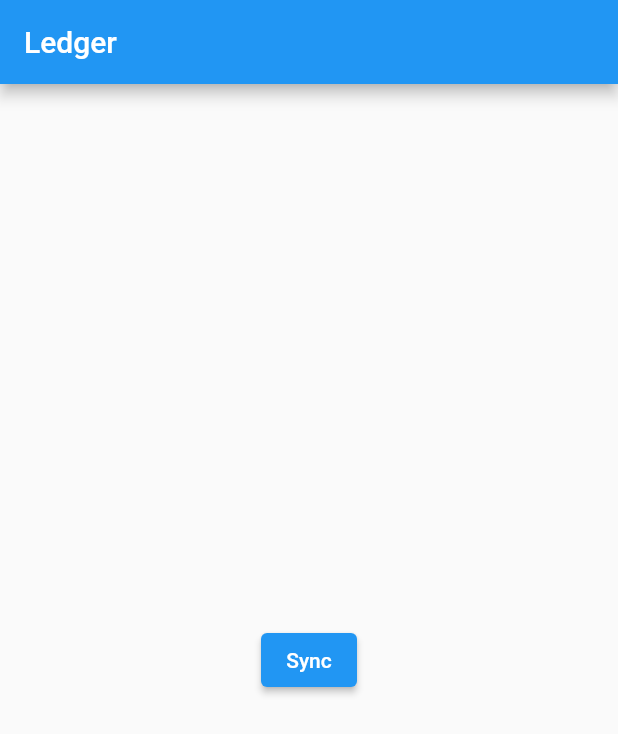
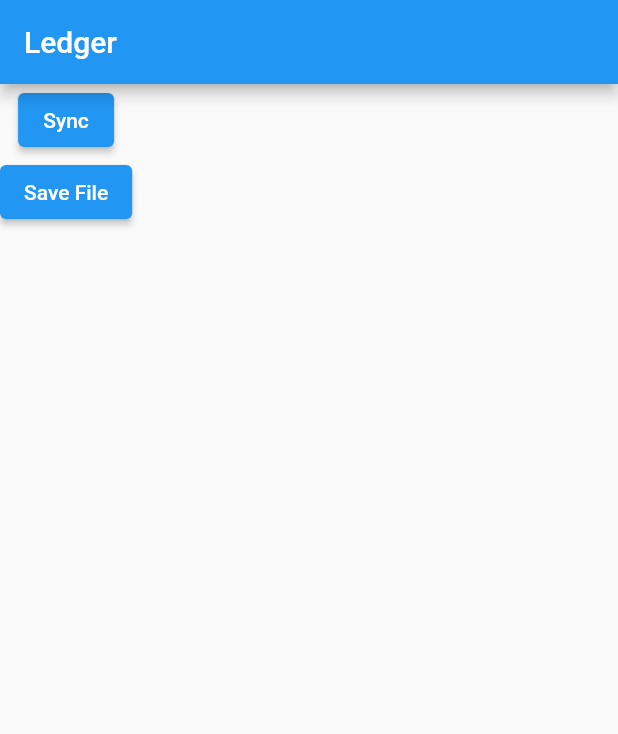
Before and after one commit to Avendo07/ledger, a Flutter app: the screen it shows after launch, on a phone screen of 412 x 824 dp. Shown: the top 734 px of the screen. Run offline on Flutter 3.47's test engine with Material 2 defaults, Android fonts, the phone set to English and light mode, and no system bars; our stand-ins replace file_picker, permission_handler; missing offline and left inert: excel, flutter_sms_inbox.

```diff
--- a/lib/main.dart
+++ b/lib/main.dart
@@ -1,5 +1,6 @@
 import 'package:flutter/material.dart';
 import 'package:flutter_sms_inbox/flutter_sms_inbox.dart';
+import 'package:ledger/services/excel_service/excel_service.dart';
 import 'package:ledger/services/message_service/service.dart';
 import 'package:permission_handler/permission_handler.dart';
 
@@ -45,12 +46,15 @@ class _HomePageState extends State<HomePage> {
           title: Text(widget.title),
         ),
         body: !buttonPressed
-            ? Center(
-                child: ElevatedButton(
-                    onPressed: () async {
-                      syncMessages();
-                    },
-                    child: Text("Sync")),
+            ? Column(
+                children: [
+                  ElevatedButton(
+                      onPressed: () async => syncMessages(),
+                      child: Text("Sync")),
+                  ElevatedButton(
+                      onPressed: () => ExcelService.saveToExcel(),
+                      child: Text("Save File"))
+                ],
               )
             : !synced
                 ? CircularProgressIndicator()
@@ -59,8 +63,10 @@ class _HomePageState extends State<HomePage> {
                         .map((message) => ListTile(
                               leading: Text(message.id.toString()),
                               title: Text(message.sender ?? ""),
-                              trailing: Text(message.date.toString(),),
-                              subtitle: Text(message.body??""),
+                              trailing: Text(
+                                message.date.toString(),
+                              ),
+                              subtitle: Text(message.body ?? ""),
                             ))
                         .toList(),
                   ));
--- a/pubspec.yaml
+++ b/pubspec.yaml
@@ -39,6 +39,8 @@ dependencies:
   hive_flutter: ^1.1.0
   flutter_sms_inbox: ^1.0.1
   permission_handler: ^10.0.2
+  excel: ^2.0.0-null-safety-3
+  file_picker: ^5.2.0+1
 
 dev_dependencies:
   integration_test:
```
Also changed, not shown: lib/services/excel_service/excel_service.dart (added, +23 -0 lines), pubspec.lock, 1 other file.
